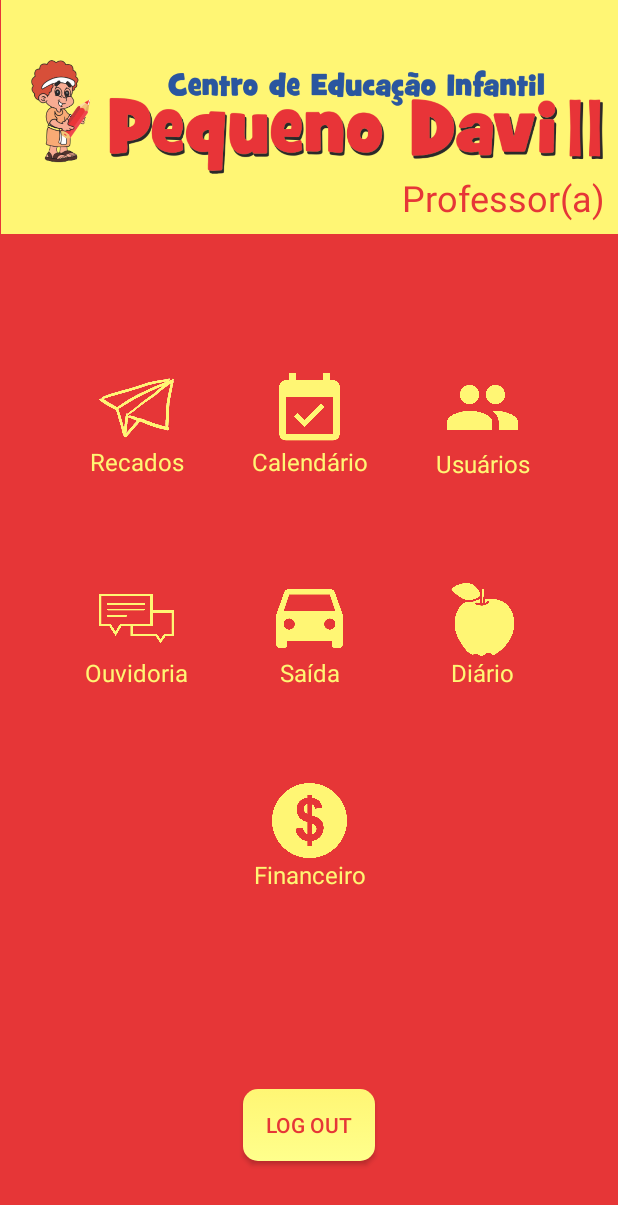
After one commit to CristianeMaragno/PD2-DiretoriaApp, an Android app: the MenuActivity screen opened directly, with no data from a screen before it, on a phone screen of 412 x 824 dp. The commit adds this screen. Shown: the top 1205 px of the screen. Run offline under Robolectric (Android 15) with nearby library versions, the phone set to English and light mode, and no system bars.

Commit message:
Autenticação de login com firebase e adição das dimensões para ddiferentes taanhos de tela

```diff
--- a/app/src/main/AndroidManifest.xml
+++ b/app/src/main/AndroidManifest.xml
@@ -11,6 +11,7 @@
         android:roundIcon="@mipmap/ic_launcher_round"
         android:supportsRtl="true"
         android:theme="@style/AppTheme">
+        <activity android:name=".MenuActivity"></activity>
         <activity android:name=".MainActivity">
             <intent-filter>
                 <action android:name="android.intent.action.MAIN" />
--- /dev/null
+++ b/app/src/main/java/com/cristianerm/pd2diretoria/MenuActivity.java
@@ -0,0 +1,14 @@
+package com.cristianerm.pd2diretoria;
+
+import androidx.appcompat.app.AppCompatActivity;
+
+import android.os.Bundle;
+
+public class MenuActivity extends AppCompatActivity {
+
+    @Override
+    protected void onCreate(Bundle savedInstanceState) {
+        super.onCreate(savedInstanceState);
+        setContentView(R.layout.activity_menu);
+    }
+}
--- /dev/null
+++ b/app/src/main/res/layout/activity_menu.xml
@@ -0,0 +1,192 @@
+<?xml version="1.0" encoding="utf-8"?>
+<androidx.constraintlayout.widget.ConstraintLayout xmlns:android="http://schemas.android.com/apk/res/android"
+    xmlns:app="http://schemas.android.com/apk/res-auto"
+    xmlns:tools="http://schemas.android.com/tools"
+    android:layout_width="match_parent"
+    android:layout_height="match_parent"
+    android:background="@color/Vermelho"
+    tools:context=".MenuActivity">
+
+    <ImageView
+        android:id="@+id/imageView2"
+        android:layout_width="411dp"
+        android:layout_height="156dp"
+        android:background="@color/Amarelo"
+        android:paddingLeft="20dp"
+        android:paddingRight="10dp"
+        app:layout_constraintEnd_toEndOf="parent"
+        app:layout_constraintStart_toStartOf="parent"
+        app:layout_constraintTop_toTopOf="parent"
+        app:srcCompat="@drawable/icon_logo" />
+
+    <ImageView
+        android:id="@+id/calendarioIcon"
+        android:layout_width="@dimen/width_icon_menu"
+        android:layout_height="@dimen/width_icon_menu"
+        app:layout_constraintBottom_toTopOf="@+id/calendarioIcon3"
+        app:layout_constraintEnd_toEndOf="parent"
+        app:layout_constraintStart_toStartOf="parent"
+        app:layout_constraintTop_toBottomOf="@+id/imageView2"
+        app:srcCompat="@drawable/icon_calendario" />
+
+    <ImageView
+        android:id="@+id/calendarioIcon6"
+        android:layout_width="@dimen/width_icon_menu"
+        android:layout_height="@dimen/width_icon_menu"
+        app:layout_constraintEnd_toEndOf="parent"
+        app:layout_constraintStart_toEndOf="@+id/calendarioIcon"
+        app:layout_constraintTop_toTopOf="@+id/calendarioIcon"
+        app:srcCompat="@drawable/icon_user" />
+
+    <ImageView
+        android:id="@+id/calendarioIcon3"
+        android:layout_width="@dimen/width_icon_menu"
+        android:layout_height="@dimen/width_icon_menu"
+        app:layout_constraintBottom_toBottomOf="parent"
+        app:layout_constraintEnd_toEndOf="parent"
+        app:layout_constraintStart_toStartOf="parent"
+        app:layout_constraintTop_toTopOf="parent"
+        app:srcCompat="@drawable/icon_saida" />
+
+    <ImageView
+        android:id="@+id/calendarioIcon4"
+        android:layout_width="@dimen/width_icon_menu"
+        android:layout_height="@dimen/width_icon_menu"
+        app:layout_constraintBottom_toTopOf="@+id/buttonLogout"
+        app:layout_constraintEnd_toEndOf="parent"
+        app:layout_constraintStart_toStartOf="parent"
+        app:layout_constraintTop_toBottomOf="@+id/textView5"
+        app:layout_constraintVertical_bias="0.29000002"
+        app:srcCompat="@drawable/icon_financeiro" />
+
+    <ImageView
+        android:id="@+id/recadosIcon"
+        android:layout_width="@dimen/width_icon_menu"
+        android:layout_height="@dimen/width_icon_menu"
+        app:layout_constraintEnd_toStartOf="@+id/calendarioIcon"
+        app:layout_constraintStart_toStartOf="parent"
+        app:layout_constraintTop_toTopOf="@+id/calendarioIcon"
+        app:srcCompat="@drawable/icon_recados" />
+
+    <ImageView
+        android:id="@+id/diarioIcon"
+        android:layout_width="@dimen/width_icon_menu"
+        android:layout_height="@dimen/width_icon_menu"
+        app:layout_constraintEnd_toEndOf="parent"
+        app:layout_constraintStart_toEndOf="@+id/calendarioIcon3"
+        app:layout_constraintTop_toTopOf="@+id/calendarioIcon3"
+        app:srcCompat="@drawable/icon_professor" />
+
+    <ImageView
+        android:id="@+id/ouvidoriaIcon"
+        android:layout_width="@dimen/width_icon_menu"
+        android:layout_height="@dimen/width_icon_menu"
+        app:layout_constraintEnd_toStartOf="@+id/calendarioIcon3"
+        app:layout_constraintStart_toStartOf="parent"
+        app:layout_constraintTop_toTopOf="@+id/calendarioIcon3"
+        app:srcCompat="@drawable/icon_chat" />
+
+    <Button
+        android:id="@+id/buttonLogout"
+        android:layout_width="wrap_content"
+        android:layout_height="wrap_content"
+        android:layout_marginBottom="50dp"
+        android:background="@drawable/button_style2"
+        android:text="Log out"
+        android:textColor="@color/Vermelho"
+        app:layout_constraintBottom_toBottomOf="parent"
+        app:layout_constraintEnd_toEndOf="parent"
+        app:layout_constraintStart_toStartOf="parent" />
+
+    <TextView
+        android:id="@+id/identificadorProfessor"
+        android:layout_width="wrap_content"
+        android:layout_height="wrap_content"
+        android:paddingRight="8dp"
+        android:paddingBottom="8dp"
+        android:text="Professor(a)"
+        android:textColor="@color/Vermelho"
+        android:textSize="24sp"
+        app:layout_constraintBottom_toBottomOf="@+id/imageView2"
+        app:layout_constraintEnd_toEndOf="parent" />
+
+    <TextView
+        android:id="@+id/textView6"
+        android:layout_width="wrap_content"
+        android:layout_height="wrap_content"
+        android:layout_marginTop="1dp"
+        android:text="Usuários"
+        android:textColor="@color/Amarelo"
+        android:textSize="16sp"
+        app:layout_constraintEnd_toEndOf="@+id/calendarioIcon6"
+        app:layout_constraintStart_toStartOf="@+id/calendarioIcon6"
+        app:layout_constraintTop_toBottomOf="@+id/calendarioIcon6" />
+
+    <TextView
+        android:id="@+id/textView8"
+        android:layout_width="wrap_content"
+        android:layout_height="wrap_content"
+        android:text="Financeiro"
+        android:textColor="@color/Amarelo"
+        android:textSize="16sp"
+        app:layout_constraintEnd_toEndOf="@+id/calendarioIcon4"
+        app:layout_constraintStart_toStartOf="@+id/calendarioIcon4"
+        app:layout_constraintTop_toBottomOf="@+id/calendarioIcon4" />
+
+    <TextView
+        android:id="@+id/textView9"
+        android:layout_width="wrap_content"
+        android:layout_height="wrap_content"
+        android:text="Calendário"
+        android:textColor="@color/Amarelo"
+        android:textSize="16sp"
+        app:layout_constraintEnd_toEndOf="@+id/calendarioIcon"
+        app:layout_constraintStart_toStartOf="@+id/calendarioIcon"
+        app:layout_constraintTop_toBottomOf="@+id/calendarioIcon" />
+
+    <TextView
+        android:id="@+id/textView5"
+        android:layout_width="wrap_content"
+        android:layout_height="wrap_content"
+        android:text="Saída"
+        android:textColor="@color/Amarelo"
+        android:textSize="16sp"
+        app:layout_constraintEnd_toEndOf="@+id/calendarioIcon3"
+        app:layout_constraintStart_toStartOf="@+id/calendarioIcon3"
+        app:layout_constraintTop_toBottomOf="@+id/calendarioIcon3" />
+
+    <TextView
+        android:id="@+id/textView4"
+        android:layout_width="wrap_content"
+        android:layout_height="wrap_content"
+        android:text="Recados"
+        android:textColor="@color/Amarelo"
+        android:textSize="16sp"
+        app:layout_constraintEnd_toEndOf="@+id/recadosIcon"
+        app:layout_constraintStart_toStartOf="@+id/recadosIcon"
+        app:layout_constraintTop_toBottomOf="@+id/recadosIcon" />
+
+    <TextView
+        android:id="@+id/textView7"
+        android:layout_width="wrap_content"
+        android:layout_height="wrap_content"
+        android:text="Ouvidoria"
+        android:textColor="@color/Amarelo"
+        android:textSize="16sp"
+        app:layout_constraintEnd_toEndOf="@+id/ouvidoriaIcon"
+        app:layout_constraintStart_toStartOf="@+id/ouvidoriaIcon"
+        app:layout_constraintTop_toBottomOf="@+id/ouvidoriaIcon" />
+
+    <TextView
+        android:id="@+id/textView11"
+        android:layout_width="wrap_content"
+        android:layout_height="wrap_content"
+        android:text="Diário"
+        android:textColor="@color/Amarelo"
+        android:textSize="16sp"
+        app:layout_constraintEnd_toEndOf="@+id/diarioIcon"
+        app:layout_constraintStart_toStartOf="@+id/diarioIcon"
+        app:layout_constraintTop_toBottomOf="@+id/diarioIcon" />
+
+
+</androidx.constraintlayout.widget.ConstraintLayout>
```
Also changed, not shown: app/src/main/java/com/cristianerm/pd2diretoria/MainActivity.java (+140 -0 lines), app/src/main/java/com/cristianerm/pd2diretoria/UserInformation.java (added, +35 -0 lines), app/src/main/res/layout/activity_main.xml (+6 -6 lines), app/src/main/res/values-sw350dp/dimens.xml (added, +21 -0 lines), app/src/main/res/values-sw410dp/dimens.xml (added, +21 -0 lines), app/src/main/res/values-sw600dp/dimens.xml (added, +21 -0 lines), app/src/main/res/values-sw800dp/dimens.xml (added, +21 -0 lines), app/src/main/res/values/dimens.xml (added, +21 -0 lines).
